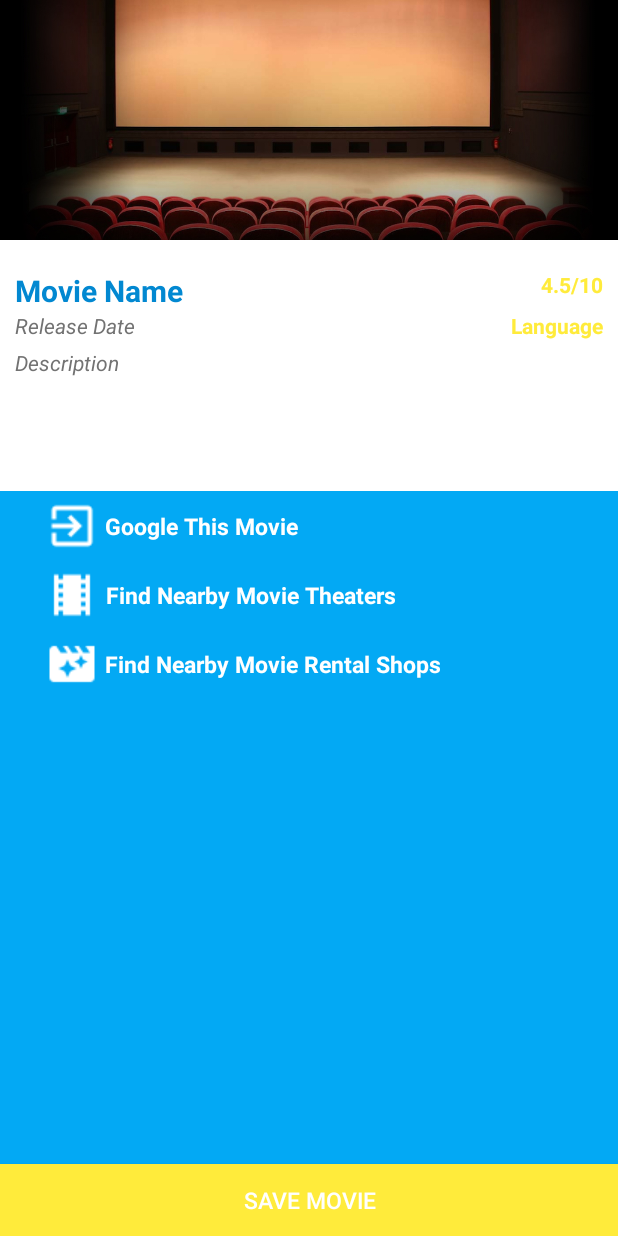
After one commit to darenschaad/Android_Movie-Search, an Android app: the layout fragment_movie_detail.xml on its own in the app's theme, with its tools: preview values and no code run, on a phone screen of 412 x 824 dp. The commit adds this screen. Run offline under Robolectric (Android 15) with nearby library versions, the phone set to English and light mode, and no system bars.

Commit message:
add click listener to ViewHolder itemView to start MovieDetailActivity

```diff
--- /dev/null
+++ b/app/src/main/res/layout/fragment_movie_detail.xml
@@ -0,0 +1,159 @@
+<FrameLayout xmlns:android="http://schemas.android.com/apk/res/android"
+    xmlns:tools="http://schemas.android.com/tools"
+    android:layout_width="match_parent"
+    android:layout_height="match_parent"
+    tools:context="com.epicodus.movielookup.ui.MovieDetailFragment">
+
+    <LinearLayout
+        android:orientation="vertical"
+        android:layout_width="match_parent"
+        android:layout_height="match_parent"
+        android:background="@color/primary">
+
+        <ImageView
+            android:layout_width="match_parent"
+            android:layout_height="160dp"
+            android:id="@+id/restaurantImageView"
+            android:src="@drawable/stock"
+            android:scaleType="centerCrop" />
+
+        <RelativeLayout
+            android:layout_width="match_parent"
+            android:layout_height="167dp"
+            android:background="@android:color/white"
+            android:paddingTop="20dp"
+            android:paddingLeft="10dp"
+            android:paddingRight="10dp"
+            android:paddingBottom="20dp">
+
+            <TextView
+                android:layout_width="wrap_content"
+                android:layout_height="wrap_content"
+                android:text="Movie Name"
+                android:id="@+id/mainTitleTextView"
+                android:layout_alignParentLeft="true"
+                android:layout_alignParentStart="true"
+                android:textSize="20sp"
+                android:textColor="@color/primary_dark"
+                android:textStyle="bold" />
+
+            <TextView
+                android:layout_width="wrap_content"
+                android:layout_height="wrap_content"
+                android:text="4.5/10"
+                android:id="@+id/ratingTextView"
+                android:layout_alignTop="@+id/mainTitleTextView"
+                android:layout_alignParentRight="true"
+                android:layout_alignParentEnd="true"
+                android:textColor="@color/accent"
+                android:textStyle="bold" />
+
+            <TextView
+                android:layout_width="wrap_content"
+                android:layout_height="wrap_content"
+                android:text="Release Date"
+                android:id="@+id/dateTextView"
+                android:layout_below="@+id/mainTitleTextView"
+                android:layout_alignParentLeft="true"
+                android:layout_alignParentStart="true"
+                android:textColor="@color/secondary_text"
+                android:textStyle="italic" />
+
+            <TextView
+                android:layout_width="wrap_content"
+                android:layout_height="wrap_content"
+                android:text="Language"
+                android:id="@+id/languageTextView"
+                android:textColor="@color/accent"
+                android:textStyle="bold"
+                android:layout_alignParentRight="true"
+                android:layout_below="@+id/ratingTextView"
+
+                android:layout_alignTop="@+id/dateTextView" />
+
+            <TextView
+                android:layout_width="wrap_content"
+                android:layout_height="wrap_content"
+                android:text="Description"
+                android:id="@+id/overviewtextView"
+                android:textColor="@color/secondary_text"
+                android:textStyle="italic"
+                android:layout_below="@+id/dateTextView"
+                android:layout_alignParentLeft="true"
+                android:layout_alignParentStart="true"
+                android:layout_marginTop="5dp"
+                android:layout_alignParentBottom="true"
+                android:layout_alignRight="@+id/ratingTextView"
+                android:layout_alignEnd="@+id/ratingTextView" />
+        </RelativeLayout>
+
+        <RelativeLayout
+            android:layout_width="match_parent"
+            android:layout_height="match_parent">
+
+            <LinearLayout
+                android:orientation="vertical"
+                android:layout_width="match_parent"
+                android:layout_height="wrap_content"
+                android:layout_alignParentTop="true"
+                android:layout_alignParentLeft="true"
+                android:layout_alignParentStart="true"
+                android:layout_above="@+id/saveMovieButton"
+                android:paddingLeft="30dp"
+                android:paddingTop="5dp"
+                android:paddingRight="30dp">
+
+                <TextView
+                    android:layout_width="wrap_content"
+                    android:layout_height="wrap_content"
+                    android:text="Google This Movie"
+                    android:id="@+id/googleTextView"
+                    android:drawableLeft="@drawable/ic_exit_to_app_white_18dp"
+                    android:drawablePadding="4dp"
+                    android:textColor="@color/icons"
+                    android:textSize="15sp"
+                    android:textStyle="bold"
+                    android:layout_marginBottom="10dp"
+                    android:gravity="center" />
+
+                <TextView
+                    android:layout_width="wrap_content"
+                    android:layout_height="wrap_content"
+                    android:text="Find Nearby Movie Theaters"
+                    android:id="@+id/theaterTextView"
+                    android:drawablePadding="4dp"
+                    android:drawableLeft="@drawable/theater"
+                    android:textColor="@color/icons"
+                    android:textSize="15sp"
+                    android:textStyle="bold"
+                    android:layout_marginBottom="10dp"
+                    android:gravity="center"/>
+
+                <TextView
+                    android:layout_width="wrap_content"
+                    android:layout_height="wrap_content"
+                    android:text="Find Nearby Movie Rental Shops"
+                    android:drawablePadding="4dp"
+                    android:id="@+id/rentalTextView"
+                    android:textColor="@color/icons"
+                    android:drawableLeft="@drawable/rental"
+                    android:textSize="15sp"
+                    android:textStyle="bold"
+                    android:layout_marginBottom="10dp"
+                    android:gravity="center_vertical"/>
+
+            </LinearLayout>
+
+            <Button
+                android:layout_width="match_parent"
+                android:layout_height="wrap_content"
+                android:text="Save Movie"
+                android:id="@+id/saveMovieButton"
+                android:layout_alignParentBottom="true"
+                android:background="@color/accent"
+                android:textColor="@color/icons"
+                android:textSize="15sp" />
+        </RelativeLayout>
+    </LinearLayout>
+
+</FrameLayout>
--- a/app/src/main/res/layout/movie_list_item.xml
+++ b/app/src/main/res/layout/movie_list_item.xml
@@ -32,7 +32,7 @@
             android:layout_height="wrap_content"
             android:text="Release Date"
             android:id="@+id/releaseDateTextView"
-            android:layout_below="@+id/restaurantNameTextView"
+            android:layout_below="@+id/mainTitleTextView"
             android:layout_alignParentLeft="true"
             android:layout_alignParentStart="true"
             android:textStyle="italic"/>
--- a/app/src/main/res/values/strings.xml
+++ b/app/src/main/res/values/strings.xml
@@ -1,3 +1,6 @@
 <resources>
     <string name="app_name">Movie Lookup</string>
+
+    <!-- TODO: Remove or change this placeholder text -->
+    <string name="hello_blank_fragment">Hello blank fragment</string>
 </resources>
--- a/build.gradle
+++ b/build.gradle
@@ -6,7 +6,7 @@ buildscript {
     }
     dependencies {
         classpath 'com.android.tools.build:gradle:2.0.0'
-
+        classpath 'com.neenbedankt.gradle.plugins:android-apt:1.8'
         // NOTE: Do not place your application dependencies here; they belong
         // in the individual module build.gradle files
     }
```
Also changed, not shown: app/build.gradle (+6 -2 lines), app/src/main/java/com/epicodus/movielookup/adapters/MovieListAdapter.java (+17 -21 lines), app/src/main/java/com/epicodus/movielookup/adapters/MoviePageAdapter.java (added, +37 -0 lines), app/src/main/java/com/epicodus/movielookup/models/Movie.java (+24 -0 lines), app/src/main/java/com/epicodus/movielookup/ui/MovieDetailFragment.java (added, +70 -0 lines), app/src/main/res/layout/activity_movie_detail.xml (+15 -4 lines), app/src/main/res/drawable/ic_exit_to_app_white_18dp.png (added), app/src/main/res/drawable/rental.png (added), app/src/main/res/drawable/theater.png (added).
